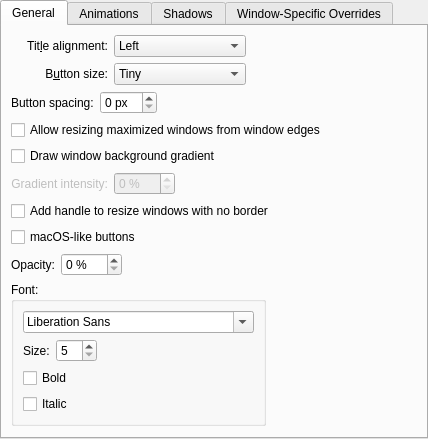
Old version of the form config/ui/breezeconfigurationui.ui in the repository kupiqu/SierraBreezeEnhanced.
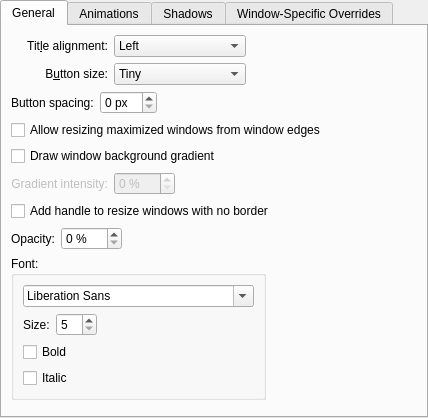
New version of the form. Custom widgets are drawn as their Qt base class.

Patch:
```diff
--- a/config/ui/breezeconfigurationui.ui
+++ b/config/ui/breezeconfigurationui.ui
@@ -198,13 +198,6 @@
         </widget>
        </item>
        <item row="7" column="0" colspan="3">
-        <widget class="QCheckBox" name="macOSButtons">
-         <property name="text">
-          <string>macOS-like buttons</string>
-         </property>
-        </widget>
-       </item>
-       <item row="8" column="0" colspan="3">
         <layout class="QGridLayout" name="gridLayout_2" columnstretch="0,0,0,1">
          <item row="0" column="0">
           <widget class="QLabel" name="label_6">
```
